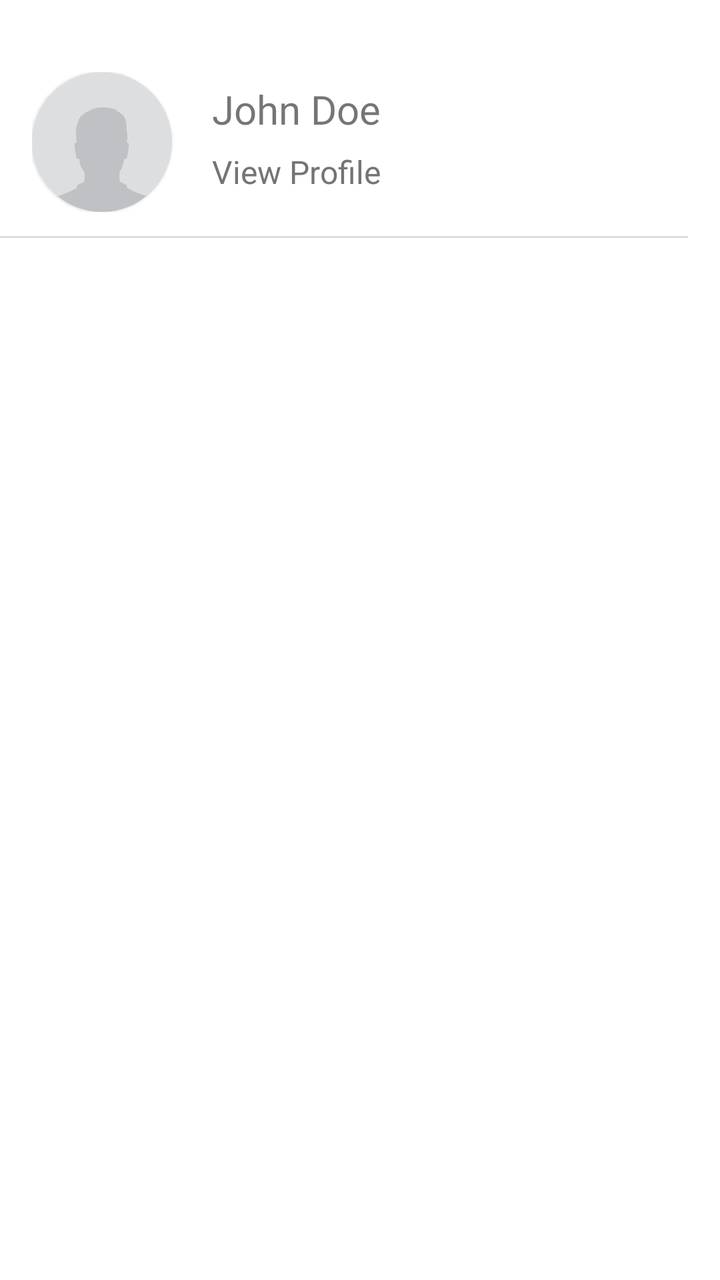
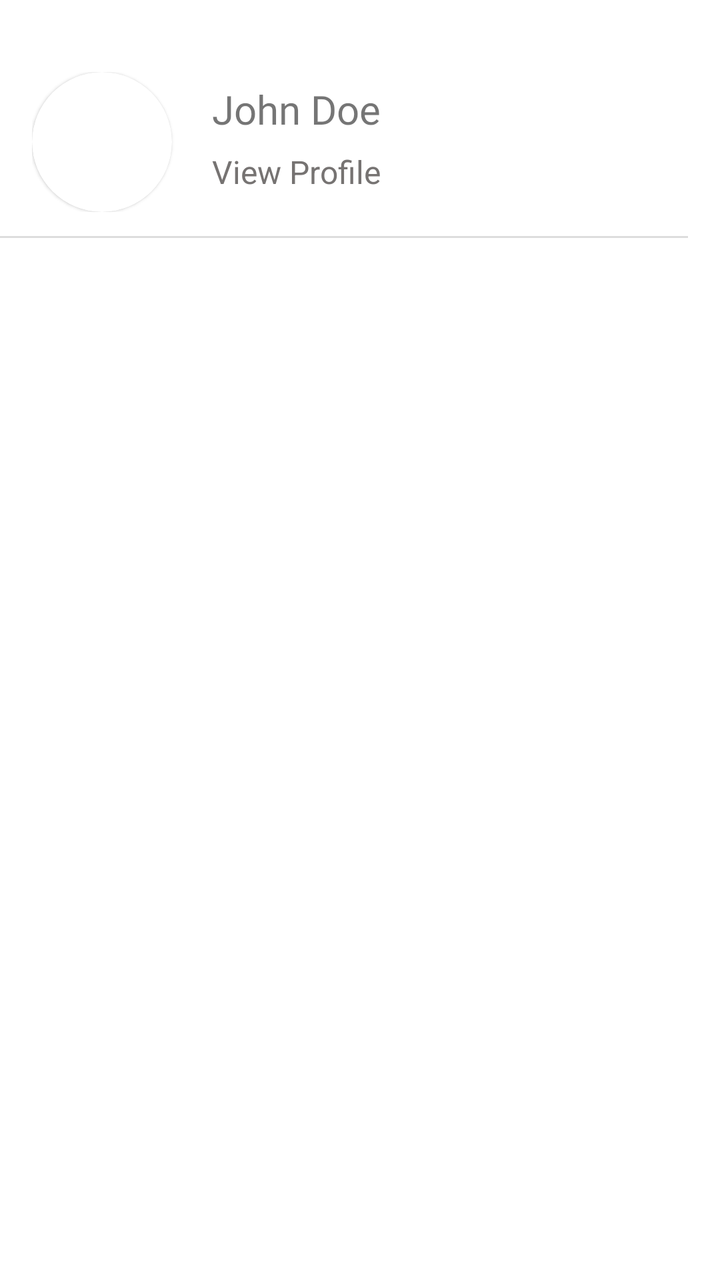

Compare the two renders of this Android layout. The source of the first and the diff that turns it into the second are given below.
<!-- AndroidManifest.xml: application theme Theme.EdTech -->
<!-- res/layout/layout_menu_bottom_sheet.xml -->
<?xml version="1.0" encoding="utf-8"?>
<layout xmlns:android="http://schemas.android.com/apk/res/android"
    xmlns:app="http://schemas.android.com/apk/res-auto"
    xmlns:tools="http://schemas.android.com/tools">

    <data>

    </data>

    <LinearLayout
        android:layout_width="match_parent"
        android:layout_height="wrap_content"
        android:orientation="vertical"
        android:paddingEnd="16dp"
        android:paddingVertical="16dp">

        
        <LinearLayout
            android:layout_marginStart="16dp"
            android:layout_marginTop="20dp"
            android:layout_width="match_parent"
            android:layout_height="wrap_content"
            android:orientation="horizontal">

            <com.google.android.material.card.MaterialCardView
                app:strokeWidth="0dp"
                app:cardCornerRadius="40dp"
                android:id="@+id/cardView"
                android:layout_width="70dp"
                android:layout_height="70dp">

                <ImageView
                    android:id="@+id/imgProfile"
                    android:layout_width="match_parent"
                    android:layout_height="match_parent"
                    android:scaleType="centerCrop"
                    android:background="@drawable/profile_placeholder" />
            </com.google.android.material.card.MaterialCardView>

            <LinearLayout
                android:layout_width="wrap_content"
                android:layout_height="wrap_content"
                android:orientation="vertical"
                android:layout_marginStart="20dp">

                <TextView
                    android:id="@+id/txtName"
                    android:text="John Doe"
                    android:fontFamily="@font/manrope_bold"
                    android:textSize="20sp"
                    android:layout_marginTop="5dp"
                    android:layout_width="wrap_content"
                    android:layout_height="wrap_content" />

                <TextView
                    android:layout_marginTop="7dp"
                    android:id="@+id/txtViewProfile"
                    android:text="@string/view_profile"
                    android:textColor="@color/gray"
                    android:textSize="16sp"
                    android:layout_width="wrap_content"
                    android:layout_height="wrap_content" />
            </LinearLayout>

        </LinearLayout>

        
        <View
            android:layout_width="match_parent"
            android:layout_height="1dp"
            android:background="#DDDDDD"
            android:layout_marginVertical="12dp" />

        
        <androidx.recyclerview.widget.RecyclerView
            android:layout_marginStart="5dp"
            tools:listitem="@layout/item_menu"
            android:id="@+id/recyclerMenu"
            android:layout_width="match_parent"
            android:layout_height="wrap_content" />

    </LinearLayout>
</layout>
<!-- res/layout/item_menu.xml (included above) -->
<LinearLayout
    xmlns:android="http://schemas.android.com/apk/res/android"
    android:layout_width="match_parent"
    android:layout_height="wrap_content"
    android:padding="6dp"
    android:orientation="horizontal">

    <ImageView
        android:id="@+id/imgIcon"
        android:src="@drawable/home_menu"
        android:layout_width="32dp"
        android:layout_height="32dp"/>

    <TextView
        android:layout_gravity="center_vertical"
        android:id="@+id/txtTitle"
        android:layout_width="wrap_content"
        android:layout_height="wrap_content"
        android:layout_marginStart="12dp"
        android:text="Menu Item"
        android:textSize="15sp"
        android:fontFamily="@font/manrope_bold"/>
</LinearLayout>
<!-- resources referenced by this layout -->
<resources>
  <color name="gray">#767372</color>
  <!-- drawable home_menu: png bitmap (drawable, 1940 bytes) -->
  <!-- drawable profile_placeholder: jpeg bitmap (drawable, 1726 bytes) -->
  <string name="view_profile">View Profile</string>
  <style name="Theme.EdTech" parent="Base.Theme.EdTech" />
  <style name="Base.Theme.EdTech" parent="Theme.MaterialComponents.Light.NoActionBar">
          
          
      </style>
</resources>

<!-- the commit's change to res/layout/layout_menu_bottom_sheet.xml (unified diff, before → after) -->
@@ -33,8 +33,7 @@
                     android:id="@+id/imgProfile"
                     android:layout_width="match_parent"
                     android:layout_height="match_parent"
-                    android:scaleType="centerCrop"
-                    android:background="@drawable/profile_placeholder" />
+                    android:scaleType="centerCrop"/>
             </com.google.android.material.card.MaterialCardView>
 
             <LinearLayout
<!-- resource entries referenced after the edit -->
@@ -2,7 +2,6 @@
 <resources>
   <color name="gray">#767372</color>
   <!-- drawable home_menu: png bitmap (drawable, 1940 bytes) -->
-  <!-- drawable profile_placeholder: jpeg bitmap (drawable, 1726 bytes) -->
   <string name="view_profile">View Profile</string>
   <style name="Theme.EdTech" parent="Base.Theme.EdTech" />
   <style name="Base.Theme.EdTech" parent="Theme.MaterialComponents.Light.NoActionBar">
